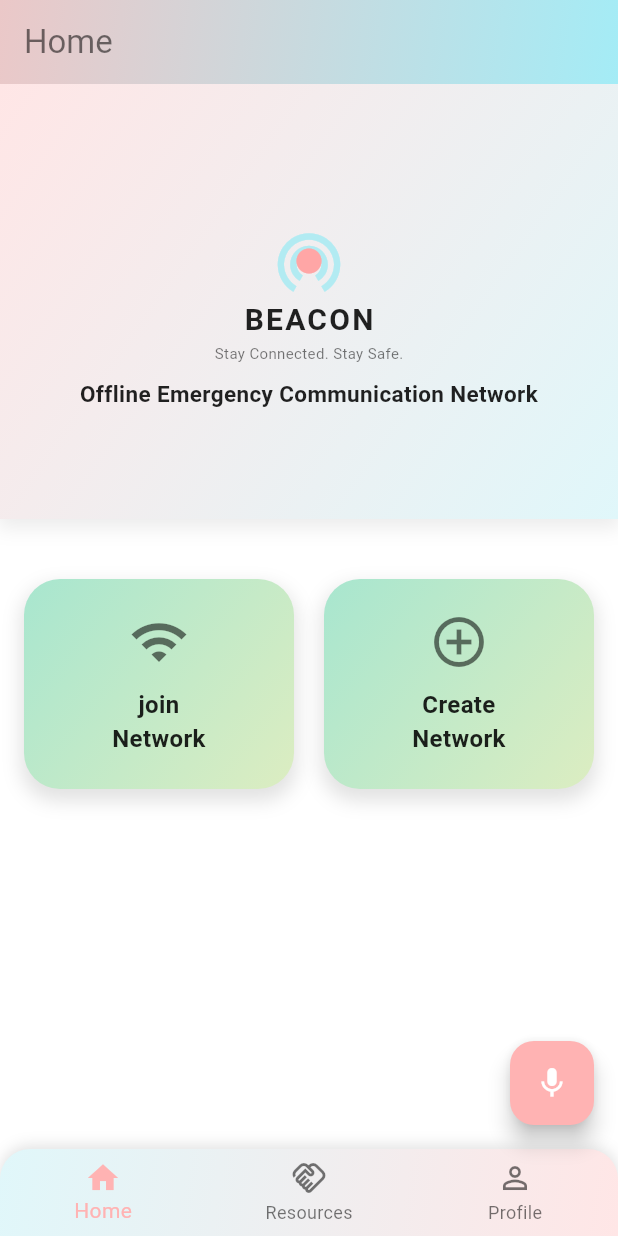
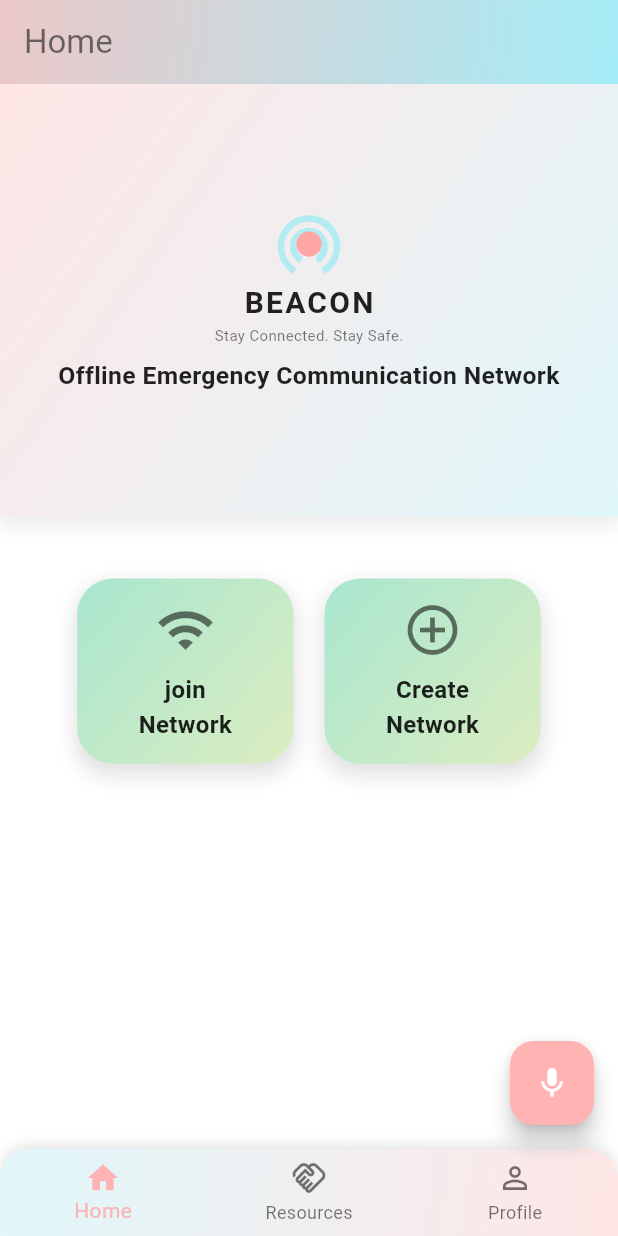
Before and after one commit to Hagerh/-BEACON-app-, a Flutter app: the screen it shows after launch, on a phone screen of 412 x 824 dp. Run offline on Flutter 3.47's test engine with Material 3 defaults, Android fonts, the light colour scheme and no system bars.

Commit message:
Refactor landing screen and widget components for responsive design

```diff
--- a/lib/presentation/screens/landing_screen.dart
+++ b/lib/presentation/screens/landing_screen.dart
@@ -4,7 +4,6 @@ import 'package:projectdemo/presentation/widgets/voice_widget.dart';
 import '../widgets/footer_widget.dart';
 
 import '../widgets/homeCard_widget.dart';
-
 
 class LandingScreen extends StatelessWidget {
   const LandingScreen({super.key});
@@ -19,56 +18,115 @@ class LandingScreen extends StatelessWidget {
             gradient: LinearGradient(
               begin: Alignment.topLeft,
               end: Alignment.bottomRight,
-              colors: [Color.fromARGB(255, 235, 200, 200), Color.fromARGB(255, 164, 236, 246)],
+              colors: [
+                Color.fromARGB(255, 235, 200, 200),
+                Color.fromARGB(255, 164, 236, 246),
+              ],
             ),
           ),
         ),
       ),
 
-      body: SingleChildScrollView(
-        child: Column(
+      body: OrientationBuilder(
+        builder: (context, orientation) {
+          final isPortrait = orientation == Orientation.portrait;
+          final size = MediaQuery.of(context).size;
+          final width = size.width;
+          final height = size.height;
+
+          return SingleChildScrollView(
+            child: isPortrait
+                ? Column(
                     children: [
-            HomecardWidget(),
-            SizedBox(height: 24),
+                      HomecardWidget(width: width, height: height, isPortrait: isPortrait),
+                      SizedBox(height: height * 0.03),
                       Padding(
-              padding: const EdgeInsets.all(16.0),
+                        padding: EdgeInsets.all(height * 0.02),
                         child: Row(
                           mainAxisAlignment: MainAxisAlignment.center,
                           children: [
+                            joinNetworkButton(
+                              context,
+                              width,
+                              height,
+                              isPortrait,
+                            ),
+                            SizedBox(width: width * 0.05),
+                            createNetworkButton(
+                              context,
+                              width,
+                              height,
+                              isPortrait,
+                            ),
+                          ],
+                        ),
+                      ),
+                    ],
+                  )
+                : IntrinsicHeight(
+                  child: Column(
+                      children: [
+                        HomecardWidget(width: width, height: height, isPortrait: isPortrait),
+                        SizedBox(width: 24),
                         Expanded(
-                    child: GestureDetector(
+                          child: Padding(
+                            padding: EdgeInsets.all(width* 0.02),
+                            child: Row(
+                              mainAxisAlignment: MainAxisAlignment.center,
+                              children: [
+                                joinNetworkButton(
+                                  context,
+                                  width,
+                                  height,
+                                  isPortrait,
+                                ),
+                                SizedBox(width: width * 0.01),
+                                createNetworkButton(
+                                  context,
+                                  width,
+                                  height,
+                                  isPortrait,
+                                ),
+                              ],
+                            ),
+                          ),
+                        ),
+                      ],
+                    ),
+                ),
+          );
+        },
+      ),
+      floatingActionButton: const VoiceWidget(),
+      bottomNavigationBar: const FooterWidget(currentPage: 0),
+    );
+  }
+
+  Widget joinNetworkButton(context, width, height, isPortrait) =>
+      GestureDetector(
         onTap: () {
           Navigator.pushNamed(context, '/network');
         },
         child: LandingpagebuttonsWidget(
           text: "join\nNetwork",
           icon: Icons.wifi,
+          width: width,
+          height: height,
+          isPortrait: isPortrait,
         ),
-                    ),
-                  ),
-                  SizedBox(width: 20),
-                  Expanded(
-                    child: GestureDetector(
+      );
+
+  Widget createNetworkButton(context, width, height, isPortrait) =>
+      GestureDetector(
         onTap: () {
           // TODO: handle Create action
         },
         child: LandingpagebuttonsWidget(
           text: "Create\nNetwork",
           icon: Icons.add_circle_outline,
+          width: width,
+          height: height,
+          isPortrait: isPortrait,
         ),
-                    ),
-                  ),
-
-                ],
-
-              ),
-            ),
-          ],
-        ),
-      ),
-      floatingActionButton: const VoiceWidget(),
-      bottomNavigationBar: const FooterWidget(currentPage: 0),
-
       );
 }
-}
--- a/lib/presentation/widgets/beaconLogo_widget.dart
+++ b/lib/presentation/widgets/beaconLogo_widget.dart
@@ -4,7 +4,11 @@ import '../../constants/colors.dart';
 
 
 class BeaconLogo extends StatelessWidget {
-  const BeaconLogo({super.key});
+  final double width;
+  final double height;
+  final bool isPortrait;
+
+  const BeaconLogo({super.key, required this.width, required this.height, required this.isPortrait});
 
   @override
   Widget build(BuildContext context) {
@@ -12,7 +16,7 @@ class BeaconLogo extends StatelessWidget {
       mainAxisAlignment: MainAxisAlignment.start,
 
       children: [
-        const SizedBox(height:20),
+        //const SizedBox(height:20),
         Stack(
           alignment: Alignment.center,
           children: [
--- a/lib/presentation/widgets/homeCard_widget.dart
+++ b/lib/presentation/widgets/homeCard_widget.dart
@@ -4,13 +4,22 @@ import '../../constants/colors.dart';
 import 'beaconLogo_widget.dart';
 
 class HomecardWidget extends StatelessWidget {
-  const HomecardWidget({super.key});
+  final double width;
+  final double height;
+  final bool isPortrait;
+
+  const HomecardWidget({
+    super.key,
+    required this.width,
+    required this.height,
+    required this.isPortrait,
+  });
 
   @override
   Widget build(BuildContext context) {
     return Container(
-      width: double.infinity,
-      height: 290,
+      width: width,
+      height: isPortrait? height * 0.35 : height * 0.3,
       decoration: BoxDecoration(
         gradient: const LinearGradient(
           begin: Alignment.topLeft,
@@ -20,33 +29,57 @@ class HomecardWidget extends StatelessWidget {
 
         boxShadow: [
           BoxShadow(
-            color: Colors.grey.withOpacity(0.2),
+            color: Colors.grey.withValues(alpha: 0.2),
             spreadRadius: 2,
             blurRadius: 10,
-            offset: const Offset(0, 4), // subtle drop shadow
+            offset: const Offset(0, 4),
           ),
         ],
       ),
-      child: Column(
+      child: isPortrait
+          ? Column(
               mainAxisAlignment: MainAxisAlignment.center,
               children: [
-          BeaconLogo(),
-          SizedBox(height: 10,),
+                BeaconLogo(width: width, height: height, isPortrait: isPortrait),
+                SizedBox(height: height * 0.01),
                 Flexible(
                   child: Text(
                     "Offline Emergency Communication Network",
                     textAlign: TextAlign.center,
                     style: TextStyle(
                       color: AppColors.textPrimary,
-                fontSize: 15,
+                      fontSize: width * 0.04,
                       fontWeight: FontWeight.bold,
                       overflow: TextOverflow.ellipsis,
                     ),
-
+                  ),
+                ),
+              ],
+            )
+          : Padding(
+              padding: EdgeInsets.only(left: width * 0.01),
+              child: Row(
+                children: [
+                  Expanded(flex: 1, child: BeaconLogo(width: width, height: height, isPortrait: isPortrait)),
+                  Expanded(
+                    flex: 2,
+                    child: Align(
+                      alignment: Alignment.centerLeft,
+                      child: Text(
+                        "Offline Emergency Communication Network",
+                        textAlign: TextAlign.center,
+                        style: TextStyle(
+                          color: AppColors.textPrimary,
+                          fontSize: width * 0.03,
+                          fontWeight: FontWeight.bold,
+                          overflow: TextOverflow.ellipsis,
+                        ),
+                      ),
                     ),
                   ),
                 ],
               ),
+            ),
     );
   }
 }
--- a/lib/presentation/widgets/landingPageButtons_widget.dart
+++ b/lib/presentation/widgets/landingPageButtons_widget.dart
@@ -3,13 +3,16 @@ import 'package:flutter/material.dart';
 class LandingpagebuttonsWidget extends StatelessWidget {
   final IconData icon;
   final String text;
+  final double width;
+  final double height;
+  final bool isPortrait;
 
-  const LandingpagebuttonsWidget({super.key, required this.icon, required this.text});
+  const LandingpagebuttonsWidget({super.key, required this.icon, required this.text, required this.width, required this.height, required this.isPortrait});
   @override
   Widget build(BuildContext context) {
     return  Container(
-      width: 140,
-      height: 140,
+      width: isPortrait ? width * 0.35 : width * 0.45,
+      height: isPortrait ? height * 0.15 : height * 0.2,
       decoration: BoxDecoration(
         gradient: const LinearGradient(
           begin: Alignment.topLeft,
@@ -22,18 +25,34 @@ class LandingpagebuttonsWidget extends StatelessWidget {
         borderRadius: BorderRadius.circular(24),
         boxShadow: [
           BoxShadow(
-            color: Colors.grey.withOpacity(0.3),
+            color: Colors.grey.withValues(alpha: 0.3),
             spreadRadius: 2,
             blurRadius: 10,
             offset: const Offset(0, 6),
           ),
         ],
       ),
-      child: Column(
+      child: isPortrait ? Column(
         mainAxisAlignment: MainAxisAlignment.center,
         children: [
           Icon(icon, size: 40, color: Colors.black54),
-          SizedBox(height: 10),
+          SizedBox(height: height * 0.01),
+          Text(
+            text ,
+            textAlign: TextAlign.center,
+            style: TextStyle(
+              fontWeight: FontWeight.bold,
+              color: Colors.black87,
+              fontSize: 16,
+              overflow: TextOverflow.ellipsis,
+            ),
+          ),
+        ],
+      ): Row(
+        mainAxisAlignment: MainAxisAlignment.center,
+        children: [
+          Icon(icon, size: 40, color: Colors.black54),
+          SizedBox(width: width * 0.02),
           Text(
             text ,
             textAlign: TextAlign.center,
```
Lines whose indentation alone changed are shown as unchanged.
